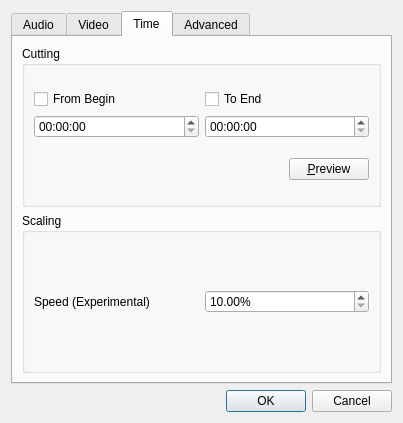
Before: the Qt Designer form src/ui/conversionparameterdialog.ui in qwinff/qwinff, drawn with Qt 5.
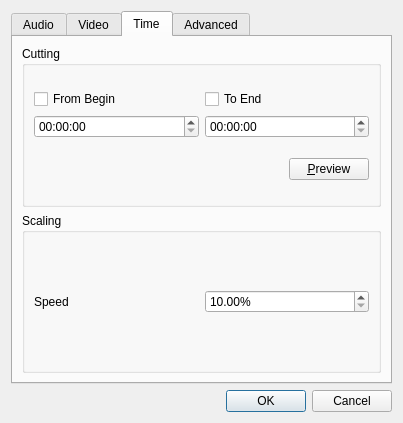
After: the same form once the commit is applied. The open tabs and pages were chosen to show the change. Icons and pictures are not drawn.

Commit message: ConversionParameterDialog: remove "experimental" from speed label.

What changed in the file:
```diff
--- a/src/ui/conversionparameterdialog.ui
+++ b/src/ui/conversionparameterdialog.ui
@@ -458,7 +458,7 @@
               <item>
                <widget class="QLabel" name="lblSpeed">
                 <property name="text">
-                 <string>Speed (Experimental)</string>
+                 <string>Speed</string>
                 </property>
                </widget>
               </item>
```
